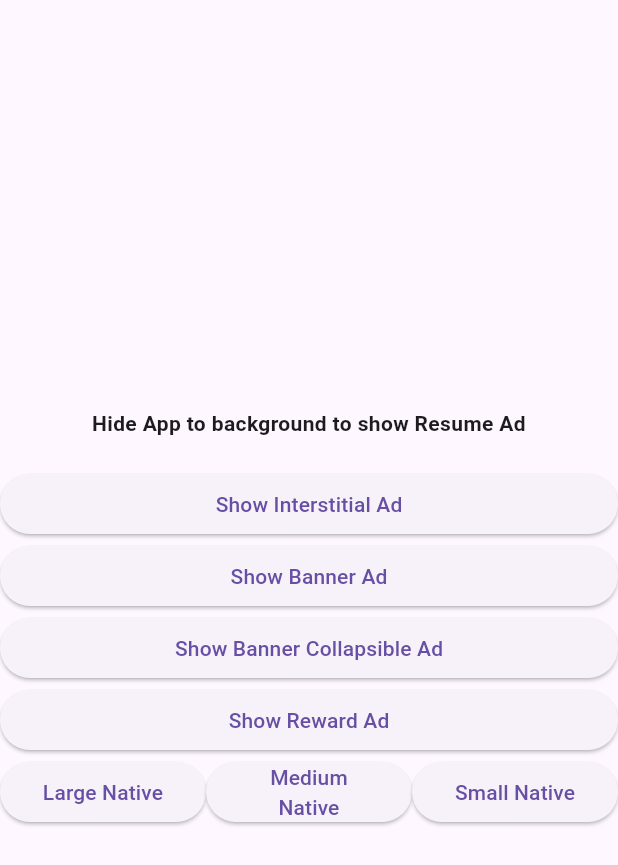
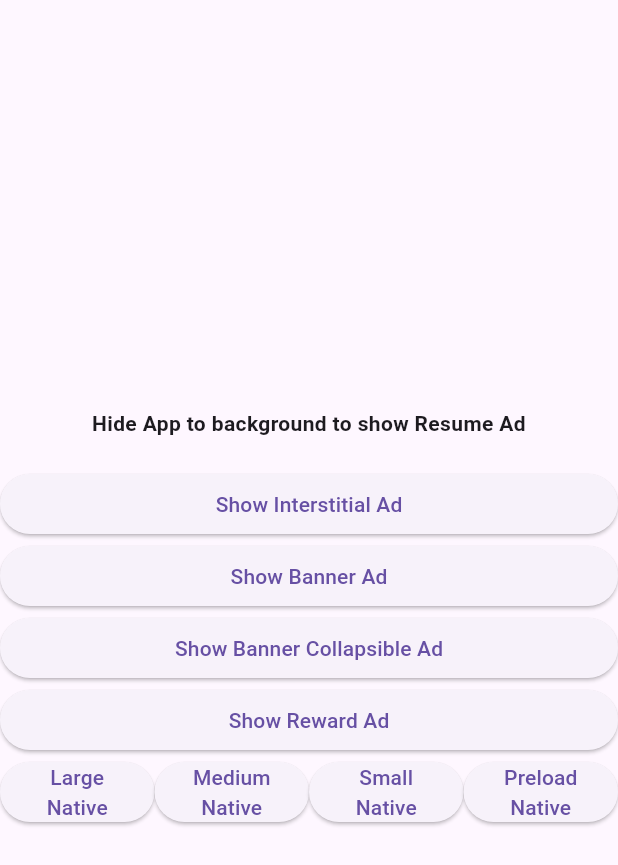
Before and after one commit to khoitd253/ads-sample-app, a Flutter app: the HomePage screen opened directly, on a phone screen of 412 x 824 dp. Shown: the top 865 px of the screen. Run offline on Flutter 3.47's test engine with Material 3 defaults, Android fonts, the phone set to English and light mode, and no system bars; our stand-ins replace get; missing offline and left inert: easy_ads_flutter.

Commit message:
Implement preload native

```diff
--- a/lib/features/home/controller/home_controller.dart
+++ b/lib/features/home/controller/home_controller.dart
@@ -4,13 +4,12 @@ import 'package:easy_ads_flutter/easy_ads_flutter.dart';
 import 'package:get/get.dart';
 
 class HomeController extends GetxController {
-  var indexToShowAd = List.generate(5, (index) => false).obs;
+  var indexToShowAd = List.generate(6, (index) => false).obs;
 
   void showInterAd() {
     EasyAds.instance.showInterstitialAd(
       adId: adIdManager.interId,
       config: RemoteConfig.interConfig,
-      immersiveModeEnabled: true,
       onDisabled: () => {},
       onAdShowed: (adNetwork, adUnitType, data) => {
         /// you should navigate
@@ -25,7 +24,6 @@ class HomeController extends GetxController {
     EasyAds.instance.showRewardAd(
       adId: adIdManager.rewardId,
       config: RemoteConfig.rewardConfig,
-      immersiveModeEnabled: true,
       onDisabled: () => {},
       onAdShowed: (adNetwork, adUnitType, data) => {
         /// you should navigate
--- a/lib/features/home/page/home_page.dart
+++ b/lib/features/home/page/home_page.dart
@@ -1,8 +1,10 @@
 import 'package:ads_sample_app/features/home/controller/home_controller.dart';
+import 'package:ads_sample_app/features/splash/controller/splash_controller.dart';
 import 'package:easy_ads_flutter/easy_ads_flutter.dart';
 import 'package:flutter/material.dart';
 import 'package:get/get.dart';
 
+import '../../../commons/widgets/resizable_text.dart';
 import '../../../main.dart';
 import '../../ads/remote/remote_config.dart';
 
@@ -55,8 +57,8 @@ class _HomePageState extends State<HomePage> {
                   Expanded(
                     child: ElevatedButton(
                       onPressed: () => controller.changeAdIndex(2),
-                      child: const Text(
-                        "Large Native",
+                      child: const ResizableText(
+                        "Large\nNative",
                         textAlign: TextAlign.center,
                       ),
                     ),
@@ -64,8 +66,8 @@ class _HomePageState extends State<HomePage> {
                   Expanded(
                     child: ElevatedButton(
                       onPressed: () => controller.changeAdIndex(3),
-                      child: const Text(
-                        "Medium Native",
+                      child: const ResizableText(
+                        "Medium\nNative",
                         textAlign: TextAlign.center,
                       ),
                     ),
@@ -73,8 +75,17 @@ class _HomePageState extends State<HomePage> {
                   Expanded(
                     child: ElevatedButton(
                       onPressed: () => controller.changeAdIndex(4),
-                      child: const Text(
-                        "Small Native",
+                      child: const ResizableText(
+                        "Small\nNative",
+                        textAlign: TextAlign.center,
+                      ),
+                    ),
+                  ),
+                  Expanded(
+                    child: ElevatedButton(
+                      onPressed: () => controller.changeAdIndex(5),
+                      child: const ResizableText(
+                        "Preload\nNative",
                         textAlign: TextAlign.center,
                       ),
                     ),
@@ -134,6 +145,17 @@ class _HomePageState extends State<HomePage> {
                   config: RemoteConfig.nativeConfig,
                   visibilityDetectorKey: runtimeType.toString(),
                 ),
+              if (controller.indexToShowAd[5])
+                if (preloadController != null)
+                  EasyPreloadNativeAd(
+                    controller: preloadController!,
+                    key: UniqueKey(),
+                    factoryId: adIdManager.largeNativeFactory,
+                    height: adIdManager.largeNativeAdHeight,
+                    color: const Color(0xfff6f6f6),
+                    border: null,
+                    padding: null,
+                  ),
             ],
           );
         },
--- a/pubspec.yaml
+++ b/pubspec.yaml
@@ -14,6 +14,9 @@ dependencies:
     git:
       url: git@github.com:trungs99/easy_ads.git
       ref: main
+
+#  easy_ads_flutter:
+#    path: ../easy_ads
 
   get: ^4.6.6
   flutter_flavorizr: ^2.2.1
```
Also changed, not shown: lib/commons/widgets/resizable_text.dart (added, +32 -0 lines), lib/features/ads/manager/ad_id_manager.dart (+9 -9 lines), lib/features/splash/controller/splash_controller.dart (+21 -11 lines), pubspec.lock, 2 other files.
